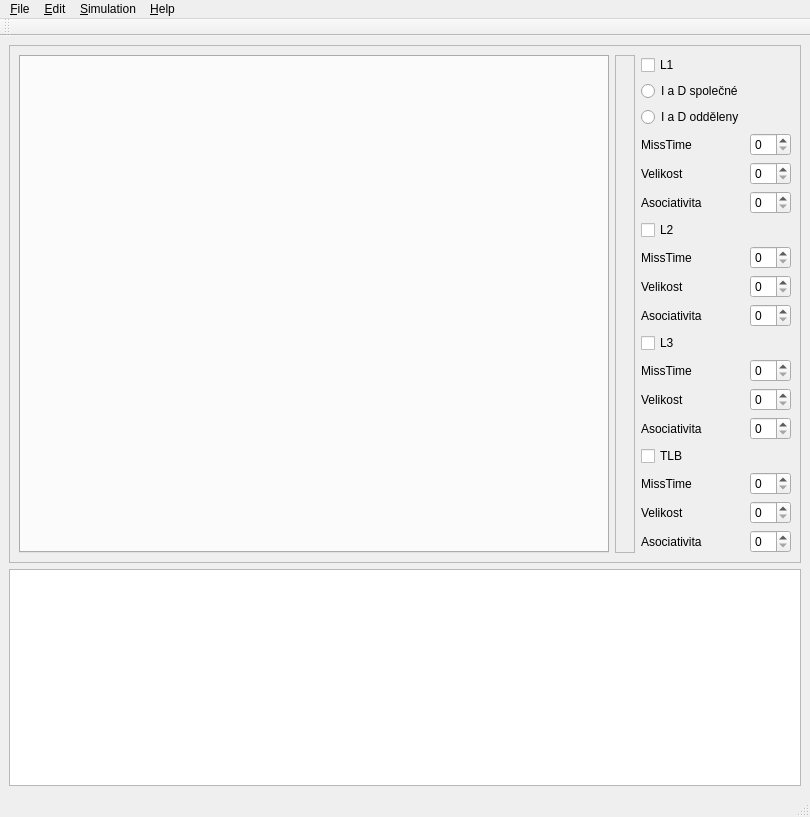
Before: the Qt Designer form src/memsim-gui/memsim.ui in pholasek/memsim, drawn with Qt 5.
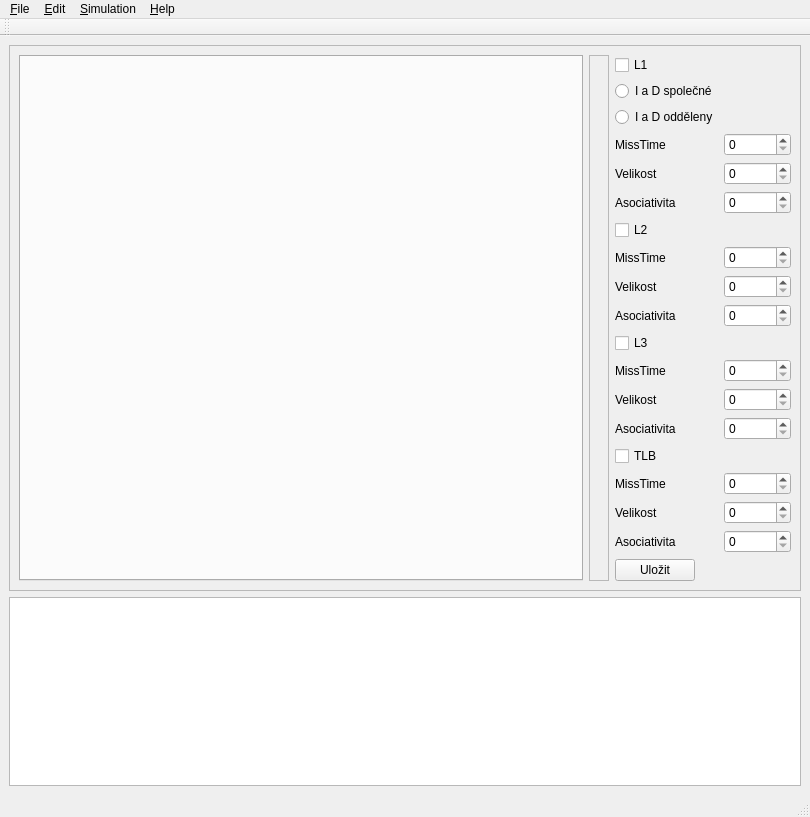
After: the same form once the commit is applied.

Commit message: memsim: QSettings cleanup

Diff of the .ui file:
```diff
--- a/src/memsim-gui/memsim.ui
+++ b/src/memsim-gui/memsim.ui
@@ -85,7 +85,11 @@
           </widget>
          </item>
          <item row="3" column="1">
-          <widget class="QSpinBox" name="l1miss"/>
+          <widget class="QSpinBox" name="l1miss">
+           <property name="maximum">
+            <number>999999999</number>
+           </property>
+          </widget>
          </item>
          <item row="4" column="0">
           <widget class="QLabel" name="label_6">
@@ -95,7 +99,11 @@
           </widget>
          </item>
          <item row="4" column="1">
-          <widget class="QSpinBox" name="l1size"/>
+          <widget class="QSpinBox" name="l1size">
+           <property name="maximum">
+            <number>999999999</number>
+           </property>
+          </widget>
          </item>
          <item row="5" column="0">
           <widget class="QLabel" name="label_7">
@@ -105,7 +113,11 @@
           </widget>
          </item>
          <item row="5" column="1">
-          <widget class="QSpinBox" name="l1assoc"/>
+          <widget class="QSpinBox" name="l1assoc">
+           <property name="maximum">
+            <number>999999999</number>
+           </property>
+          </widget>
          </item>
          <item row="6" column="0">
           <widget class="QCheckBox" name="l2check">
@@ -122,7 +134,11 @@
           </widget>
          </item>
          <item row="8" column="1">
-          <widget class="QSpinBox" name="l2size"/>
+          <widget class="QSpinBox" name="l2size">
+           <property name="maximum">
+            <number>999999999</number>
+           </property>
+          </widget>
          </item>
          <item row="9" column="0">
           <widget class="QLabel" name="label_4">
@@ -132,7 +148,11 @@
           </widget>
          </item>
          <item row="9" column="1">
-          <widget class="QSpinBox" name="l2assoc"/>
+          <widget class="QSpinBox" name="l2assoc">
+           <property name="maximum">
+            <number>999999999</number>
+           </property>
+          </widget>
          </item>
          <item row="10" column="0">
           <widget class="QCheckBox" name="l3check">
@@ -149,7 +169,11 @@
           </widget>
          </item>
          <item row="12" column="1">
-          <widget class="QSpinBox" name="l3size"/>
+          <widget class="QSpinBox" name="l3size">
+           <property name="maximum">
+            <number>999999999</number>
+           </property>
+          </widget>
          </item>
          <item row="13" column="0">
           <widget class="QLabel" name="label_9">
@@ -159,7 +183,11 @@
           </widget>
          </item>
          <item row="13" column="1">
-          <widget class="QSpinBox" name="l3assoc"/>
+          <widget class="QSpinBox" name="l3assoc">
+           <property name="maximum">
+            <number>999999999</number>
+           </property>
+          </widget>
          </item>
          <item row="14" column="0">
           <widget class="QCheckBox" name="tlbcheck">
@@ -176,7 +204,11 @@
           </widget>
          </item>
          <item row="16" column="1">
-          <widget class="QSpinBox" name="tlbsize"/>
+          <widget class="QSpinBox" name="tlbsize">
+           <property name="maximum">
+            <number>999999999</number>
+           </property>
+          </widget>
          </item>
          <item row="17" column="0">
           <widget class="QLabel" name="label_11">
@@ -186,7 +218,11 @@
           </widget>
          </item>
          <item row="17" column="1">
-          <widget class="QSpinBox" name="tlbassoc"/>
+          <widget class="QSpinBox" name="tlbassoc">
+           <property name="maximum">
+            <number>999999999</number>
+           </property>
+          </widget>
          </item>
          <item row="7" column="0">
           <widget class="QLabel" name="label_5">
@@ -210,13 +246,32 @@
           </widget>
          </item>
          <item row="7" column="1">
-          <widget class="QSpinBox" name="l2miss"/>
+          <widget class="QSpinBox" name="l2miss">
+           <property name="maximum">
+            <number>999999999</number>
+           </property>
+          </widget>
          </item>
          <item row="11" column="1">
-          <widget class="QSpinBox" name="l3miss"/>
+          <widget class="QSpinBox" name="l3miss">
+           <property name="maximum">
+            <number>999999999</number>
+           </property>
+          </widget>
          </item>
          <item row="15" column="1">
-          <widget class="QSpinBox" name="tlbmiss"/>
+          <widget class="QSpinBox" name="tlbmiss">
+           <property name="maximum">
+            <number>999999999</number>
+           </property>
+          </widget>
+         </item>
+         <item row="18" column="0">
+          <widget class="QPushButton" name="pushButton">
+           <property name="text">
+            <string>Uložit</string>
+           </property>
+          </widget>
          </item>
         </layout>
        </item>
```
Left out of the diff: 2 changed lines with no effect on the pictures. The commit also changes 5 other files.
